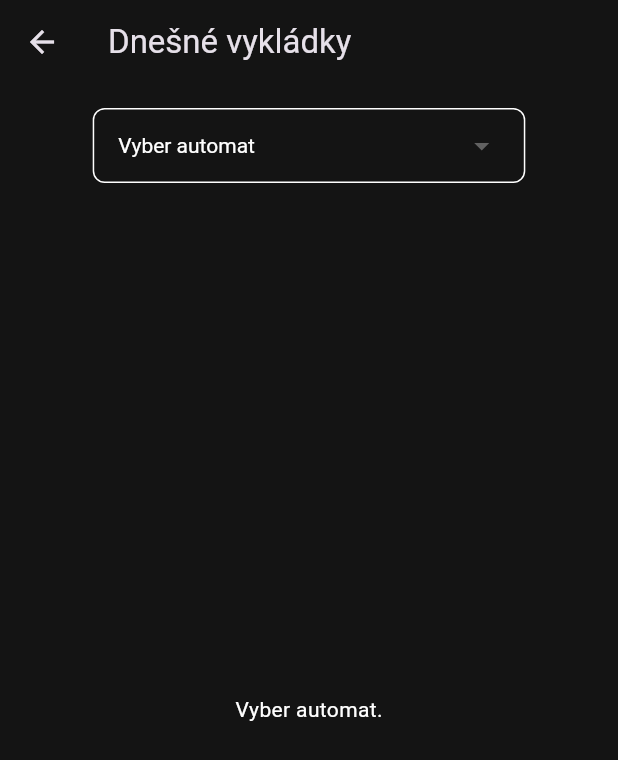
After one commit to Mickon505/WMS-delivery-app, a Flutter app: the VendingMachinesScreen screen opened directly, after a tap on "ZOBRAZIŤ VYKLÁDKY", on a phone screen of 412 x 824 dp. The commit adds this screen. Shown: the top 760 px of the screen. Run offline on Flutter 3.47's test engine with Material 3 defaults, Android fonts, the light colour scheme and no system bars; drawn by our look-alikes of dropdown_button2; our stand-ins replace flutter_dotenv, flutter_spinkit, font_awesome_flutter, shared_preferences, supabase_flutter; accounts and stored records are empty.

Commit message:
Fixed leaks and added displaying last stops

```diff
--- a/lib/main.dart
+++ b/lib/main.dart
@@ -8,8 +8,8 @@ import 'package:flutter_dotenv/flutter_dotenv.dart';
 Future<void> main() async {
   WidgetsFlutterBinding.ensureInitialized();
 
+  await dotenv.load(fileName: ".env");
   await SupabaseService.initialize();
-  dotenv.load();
   runApp(const MyApp());
 }
 
--- /dev/null
+++ b/lib/show_todays_unloads.dart
@@ -0,0 +1,167 @@
+import 'package:dropdown_button2/dropdown_button2.dart';
+import 'package:flutter/material.dart';
+import 'package:romivending/supabase_service.dart';
+
+class ShowTodaysUnloads extends StatefulWidget {
+  const ShowTodaysUnloads({super.key});
+  @override
+  State<ShowTodaysUnloads> createState() => _ShowTodaysUnloadsState();
+}
+
+class _ShowTodaysUnloadsState extends State<ShowTodaysUnloads> {
+
+  String selectedMachine = "*";
+  final List<DropdownMenuItem<String>> items = [
+    DropdownMenuItem(value: "*", child: Text("Vyber automat")),
+  ];
+  final Map<String, dynamic> todaysUnloads = {};
+
+  void _loadUnloadsData() async {
+    try {
+      final data = await SupabaseService.supabase
+          .from('VendingRestock')
+          .select("restocked_at_place,restocked_items,restocked_at");
+
+      int index = 0;
+      for (var unload in data.reversed) {
+        if (index >= 5) break;
+
+        final DateTime restockDate = DateTime.parse(unload['restocked_at']);
+        final DateTime now = DateTime.now();
+        if (restockDate.day != now.day) continue;
+
+        final products = (unload['restocked_items'] as List<dynamic>)
+          .map((item) {
+            final productItem = item as Map<String, dynamic>;
+            productItem['color'] = Colors.black; // or any default color
+            return productItem;
+          })
+          .toList();
+        final String place = unload['restocked_at_place'];
+
+        todaysUnloads[place] = {
+          'machineName': place,
+          'products': products,
+        };
+
+        items.add(DropdownMenuItem(value: place, child: Text(place)));
+        index++;
+      }
+
+    } catch (e) {
+      if (!mounted) return;
+      ScaffoldMessenger.of(context).showSnackBar(SnackBar(content: Text('Chyba pri načítaní dát: $e')));
+    }
+  }
+
+  @override
+  void initState() {
+    super.initState();
+    _loadUnloadsData();
+  }
+
+  @override
+  void dispose() {
+    super.dispose();
+  }
+
+  @override
+  Widget build(BuildContext context) {
+    try{
+      return Scaffold(
+        appBar: AppBar(
+          title: const Text('Dnešné vykládky'),
+          backgroundColor: const Color(0xFF141414),
+        ),
+        backgroundColor: const Color(0xFF141414),
+        body: Column(
+          children: [
+            const SizedBox(height: 16.0),
+
+            DropdownButton2(items: items, onChanged: (value) {
+              if (value != null) {
+                setState(() {
+                  selectedMachine = value;
+                });
+              }
+            },
+            value: selectedMachine,
+            underline: SizedBox(),
+            buttonStyleData: ButtonStyleData(
+              width: MediaQuery.of(context).size.width * 0.7,
+              height: 50,
+              padding: const EdgeInsets.symmetric(horizontal: 16),
+              decoration: BoxDecoration(
+                borderRadius: BorderRadius.circular(8),
+                color: const Color(0xFF141414),
+                border: Border.all(
+                  color: Colors.white,
+                ),
+              ),
+            ),
+            dropdownStyleData: DropdownStyleData(
+              maxHeight: 200,
+              width: MediaQuery.of(context).size.width * 0.7,
+              decoration: BoxDecoration(
+                borderRadius: BorderRadius.circular(8),
+                color: Colors.black87,
+              ),
+            ),
+            hint: Text("Vyber automat", style: TextStyle(color: Colors.white70)),
+            style: TextStyle(color: Colors.white),),
+            (selectedMachine != "*") ?
+              Expanded(
+                child: ListView.builder(
+                    itemCount: todaysUnloads[selectedMachine]["products"]?.length ?? 0,
+                    itemBuilder: (context, index) {
+                      return Card(
+                        color: todaysUnloads[selectedMachine]["products"][index]['color'],
+                        margin: EdgeInsets.symmetric(vertical: 4.0, horizontal: 16.0),
+                        child: ListTile(
+                          leading: Icon(Icons.unarchive_outlined, color: Colors.white),
+                          title: Text('${todaysUnloads[selectedMachine]["products"][index]['name']} (${todaysUnloads[selectedMachine]["products"][index]['quantity']}ks)',
+                          style:
+                            TextStyle(
+                              color: Colors.white,
+                              fontWeight: FontWeight.bold)),
+                          textColor: Colors.white,
+                          onTap: () {
+                            setState(() {
+                              todaysUnloads[selectedMachine]["products"][index]['color'] = Colors.green[300];
+                            });
+                          },
+                        ),
+                      );
+                    },
+                  ),
+              )
+            : Expanded(
+                child: Center(
+                  child: Text(
+                    "Vyber automat.",
+                    style: TextStyle(color: Colors.white),
+                  ),
+                ),
+              )
+          ],
+        )
+      );
+
+    }
+    catch(e){
+      return Scaffold(
+        appBar: AppBar(
+          title: const Text('Dnešné vykládky'),
+          backgroundColor: const Color(0xFF141414),
+        ),
+        backgroundColor: const Color(0xFF141414),
+        body: Center(
+          child: Text(
+            "Chyba pri načítaní dát: $e",
+            style: TextStyle(color: Colors.white),
+          ),
+        ),
+      );
+    }
+  }
+}
--- a/lib/vending_machines_screen.dart
+++ b/lib/vending_machines_screen.dart
@@ -2,6 +2,7 @@ import 'package:flutter/material.dart';
 import 'dart:convert';
 import 'package:flutter/services.dart';
 import 'package:romivending/global_variables.dart';
+import 'package:romivending/show_todays_unloads.dart';
 
 import 'supabase_service.dart';
 
@@ -100,6 +101,17 @@ class _VendingMachinesScreen extends State<VendingMachinesScreen> {
       if (!mounted) return;
       ScaffoldMessenger.of(context).showSnackBar(SnackBar(content: Text('Chyba pri načítaní trás: $e')));
     }
+  }
+
+  @override
+  void dispose() {
+    _productNameController.dispose();
+    _quantityController.dispose();
+    _kioskController.dispose();
+    _minterController.dispose();
+    _kioskAutocompleteController?.dispose();
+    _productAutocompleteController?.dispose();
+    super.dispose();
   }
 
   @override
@@ -402,7 +414,17 @@ class _VendingMachinesScreen extends State<VendingMachinesScreen> {
             ),
             SizedBox(
               width: double.infinity,
-              child: ElevatedButton(
+              child: (unloadedProductsText.isEmpty) ? buildShowUnloadsButton() : buildFinishUnloadButton(),
+            ),
+            SizedBox(height: 50,),
+          ],
+        ),
+      ),
+    );
+  }
+
+  ElevatedButton buildFinishUnloadButton(){
+    return ElevatedButton(
             style: ElevatedButton.styleFrom(
               backgroundColor: Colors.white,
               padding: EdgeInsets.symmetric(vertical: 16.0),
@@ -412,12 +434,25 @@ class _VendingMachinesScreen extends State<VendingMachinesScreen> {
             ),
             onPressed: _loadTruck,
             child: Text('DOKONČIŤ VYKLÁDKU', style: TextStyle(color: Colors.black)),
+          );
+  }
+
+  ElevatedButton buildShowUnloadsButton(){
+    return ElevatedButton(
+            style: ElevatedButton.styleFrom(
+              backgroundColor: Colors.white,
+              padding: EdgeInsets.symmetric(vertical: 16.0),
+              shape: RoundedRectangleBorder(
+                borderRadius: BorderRadius.circular(10.0),
               ),
             ),
-            SizedBox(height: 50,)
-          ],
-        ),
-      ),
+            onPressed: () {
+              Navigator.push(
+                context,
+                MaterialPageRoute(builder: (context) => ShowTodaysUnloads()),
+              );
+            },
+            child: Text('ZOBRAZIŤ VYKLÁDKY', style: TextStyle(color: Colors.black)),
           );
   }
 
--- a/pubspec.yaml
+++ b/pubspec.yaml
@@ -16,7 +16,7 @@ publish_to: 'none' # Remove this line if you wish to publish to pub.dev
 # https://developer.apple.com/library/archive/documentation/General/Reference/InfoPlistKeyReference/Articles/CoreFoundationKeys.html
 # In Windows, build-name is used as the major, minor, and patch parts
 # of the product and file versions while build-number is used as the build suffix.
-version: 1.0.2+3
+version: 1.1.0+4
 
 environment:
   sdk: ^3.9.2
@@ -66,6 +66,7 @@ flutter:
   # To add assets to your application, add an assets section, like this:
   assets:
    - assets/
+   - .env
   #   - images/a_dot_burr.jpeg
   #   - images/a_dot_ham.jpeg
 
```
Also changed, not shown: lib/truck_load_screen.dart (+7 -0 lines), lib/vm_selection.dart (+32 -0 lines), lib/vm_states.dart (+10 -0 lines). Lines whose indentation alone changed are shown as unchanged.
